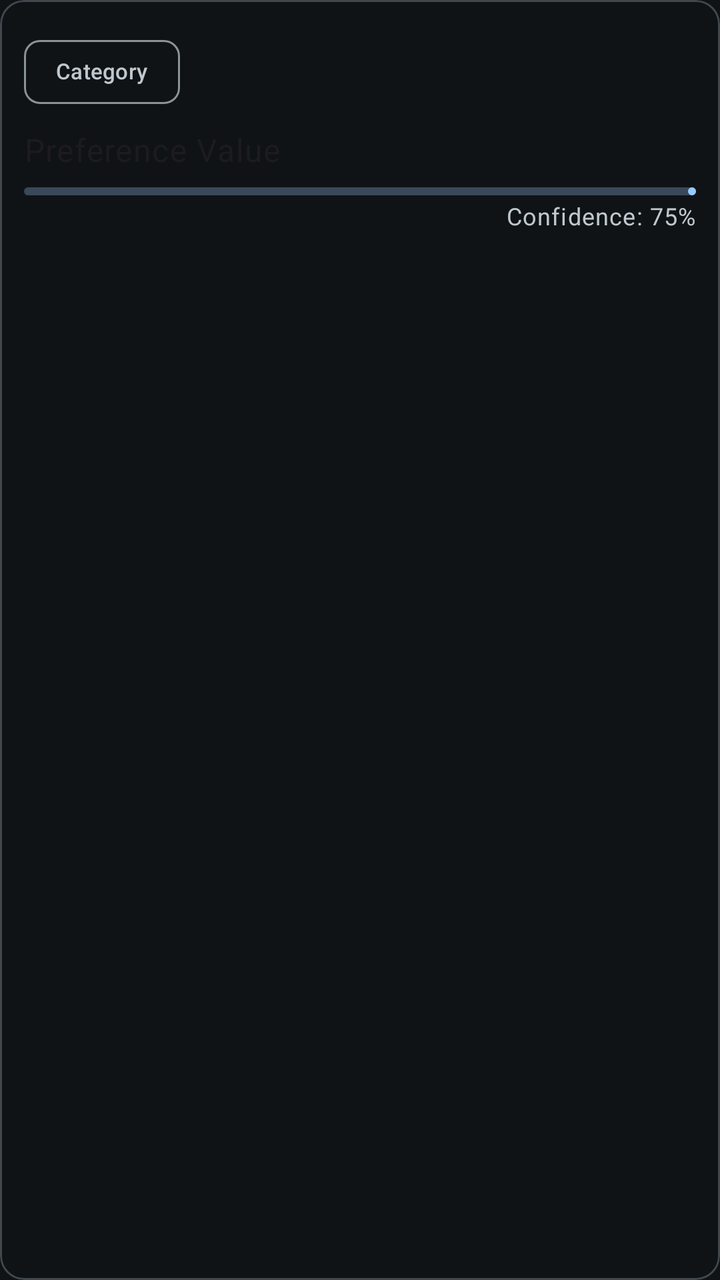
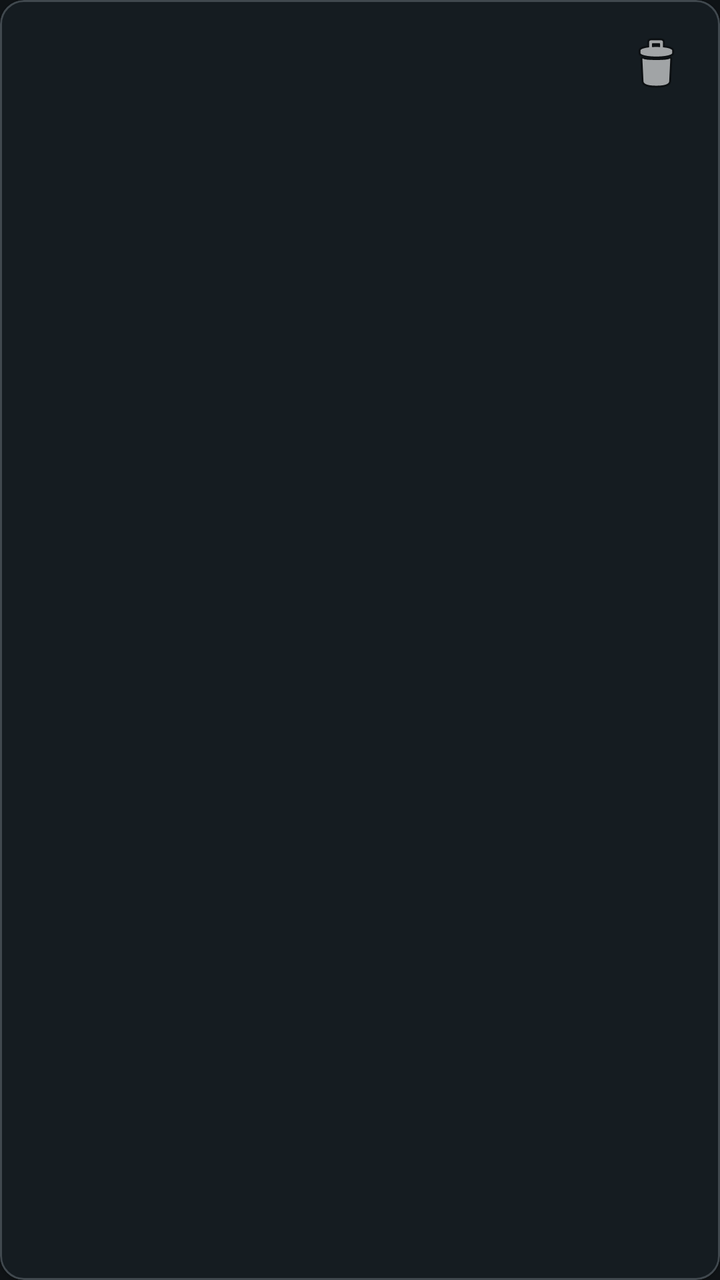

Compare the two renders of this Android layout. The source of the first and the diff that turns it into the second are given below.
<!-- AndroidManifest.xml: application theme Theme.RiverSong -->
<!-- res/layout/item_memory_preference.xml -->
<?xml version="1.0" encoding="utf-8"?>
<com.google.android.material.card.MaterialCardView
    xmlns:android="http://schemas.android.com/apk/res/android"
    xmlns:app="http://schemas.android.com/apk/res-auto"
    android:layout_width="match_parent"
    android:layout_height="wrap_content"
    android:layout_marginHorizontal="16dp"
    android:layout_marginVertical="6dp"
    app:cardElevation="0dp"
    app:strokeWidth="1dp"
    app:strokeColor="?attr/colorOutlineVariant">

    <LinearLayout
        android:layout_width="match_parent"
        android:layout_height="wrap_content"
        android:orientation="vertical"
        android:padding="12dp">

        <com.google.android.material.chip.Chip
            android:id="@+id/chipCategory"
            style="@style/Widget.Material3.Chip.Suggestion"
            android:layout_width="wrap_content"
            android:layout_height="wrap_content"
            android:text="Category"
            app:chipMinHeight="32dp"
            android:textSize="11sp" />

        <TextView
            android:id="@+id/textViewValue"
            android:layout_width="match_parent"
            android:layout_height="wrap_content"
            android:layout_marginTop="4dp"
            android:text="Preference Value"
            android:textAppearance="@style/TextAppearance.Material3.BodyLarge" />

        <com.google.android.material.progressindicator.LinearProgressIndicator
            android:id="@+id/progressConfidence"
            android:layout_width="match_parent"
            android:layout_height="wrap_content"
            android:layout_marginTop="8dp"
            app:trackThickness="4dp"
            app:trackCornerRadius="2dp"
            android:progress="75" />

        <TextView
            android:id="@+id/textViewConfidence"
            android:layout_width="wrap_content"
            android:layout_height="wrap_content"
            android:layout_gravity="end"
            android:layout_marginTop="2dp"
            android:text="Confidence: 75%"
            android:textAppearance="@style/TextAppearance.Material3.BodySmall"
            android:textColor="?attr/colorOnSurfaceVariant" />

    </LinearLayout>

</com.google.android.material.card.MaterialCardView>
<!-- resources referenced by this layout -->
<resources>
  <color name="rs_blue_primary">#96CBFF</color>
  <color name="rs_blue_on_primary">#003354</color>
  <color name="rs_blue_primary_container">#004A77</color>
  <color name="rs_blue_on_primary_container">#CAE6FF</color>
  <color name="rs_blue_secondary">#B6C9D9</color>
  <color name="rs_blue_on_secondary">#213242</color>
  <color name="rs_blue_secondary_container">#384959</color>
  <color name="rs_blue_on_secondary_container">#D2E5F5</color>
  <color name="rs_blue_tertiary">#D9BBFF</color>
  <color name="rs_blue_on_tertiary">#3E1F77</color>
  <color name="rs_blue_tertiary_container">#55368F</color>
  <color name="rs_blue_on_tertiary_container">#EEDCFF</color>
  <color name="rs_blue_error">#FFB4AB</color>
  <color name="rs_blue_on_error">#690005</color>
  <color name="rs_blue_error_container">#93000A</color>
  <color name="rs_blue_on_error_container">#FFDAD6</color>
  <color name="rs_blue_background">#0F1316</color>
  <color name="rs_blue_on_surface">#DEE4E9</color>
  <color name="rs_blue_surface">#0F1316</color>
  <color name="rs_blue_surface_variant">#1B2023</color>
  <color name="rs_blue_on_surface_variant">#BFC8CE</color>
  <color name="rs_blue_outline">#899398</color>
  <color name="rs_blue_outline_variant">#40484E</color>
  <color name="rs_blue_warn">#FFB86C</color>
  <style name="ShapeAppearance.RiverSong.XS" parent="">
          <item name="cornerSize">4dp</item>
      </style>
  <style name="ShapeAppearance.RiverSong.SM" parent="">
          <item name="cornerSize">8dp</item>
      </style>
  <style name="ShapeAppearance.RiverSong.MD" parent="">
          <item name="cornerSize">12dp</item>
      </style>
  <style name="ShapeAppearance.RiverSong.LG" parent="">
          <item name="cornerSize">16dp</item>
      </style>
  <style name="ShapeAppearance.RiverSong.XL" parent="">
          <item name="cornerSize">20dp</item>
      </style>
  <!-- unchanged entries left out for length: 1 -->
</resources>

<!-- the commit's change to res/layout/item_memory_preference.xml (unified diff, before → after) -->
@@ -1,57 +1,67 @@
 <?xml version="1.0" encoding="utf-8"?>
-<com.google.android.material.card.MaterialCardView
-    xmlns:android="http://schemas.android.com/apk/res/android"
+<com.google.android.material.card.MaterialCardView xmlns:android="http://schemas.android.com/apk/res/android"
     xmlns:app="http://schemas.android.com/apk/res-auto"
     android:layout_width="match_parent"
     android:layout_height="wrap_content"
     android:layout_marginHorizontal="16dp"
-    android:layout_marginVertical="6dp"
-    app:cardElevation="0dp"
-    app:strokeWidth="1dp"
-    app:strokeColor="?attr/colorOutlineVariant">
+    android:layout_marginVertical="4dp"
+    app:cardCornerRadius="12dp"
+    app:cardElevation="1dp">
 
     <LinearLayout
         android:layout_width="match_parent"
         android:layout_height="wrap_content"
         android:orientation="vertical"
-        android:padding="12dp">
+        android:padding="16dp">
 
-        <com.google.android.material.chip.Chip
-            android:id="@+id/chipCategory"
-            style="@style/Widget.Material3.Chip.Suggestion"
-            android:layout_width="wrap_content"
+        <LinearLayout
+            android:layout_width="match_parent"
             android:layout_height="wrap_content"
-            android:text="Category"
-            app:chipMinHeight="32dp"
-            android:textSize="11sp" />
+            android:orientation="horizontal"
+            android:gravity="center_vertical">
+
+            <TextView
+                android:id="@+id/textViewPrefCategory"
+                android:layout_width="0dp"
+                android:layout_height="wrap_content"
+                android:layout_weight="1"
+                android:textStyle="bold"
+                android:textSize="14sp"
+                android:textColor="?attr/colorPrimary" />
+
+            <TextView
+                android:id="@+id/textViewPrefConfidence"
+                android:layout_width="wrap_content"
+                android:layout_height="wrap_content"
+                android:textSize="11sp"
+                android:textColor="?attr/colorOnSurfaceVariant" />
+
+            <ImageButton
+                android:id="@+id/buttonDeletePref"
+                android:layout_width="32dp"
+                android:layout_height="32dp"
+                android:layout_marginStart="8dp"
+                android:background="?attr/selectableItemBackgroundBorderless"
+                android:src="@android:drawable/ic_menu_delete" />
+
+        </LinearLayout>
 
         <TextView
-            android:id="@+id/textViewValue"
+            android:id="@+id/textViewPrefValue"
             android:layout_width="match_parent"
             android:layout_height="wrap_content"
             android:layout_marginTop="4dp"
-            android:text="Preference Value"
-            android:textAppearance="@style/TextAppearance.Material3.BodyLarge" />
+            android:textSize="13sp"
+            android:textColor="?attr/colorOnSurface" />
 
-        <com.google.android.material.progressindicator.LinearProgressIndicator
-            android:id="@+id/progressConfidence"
+        <TextView
+            android:id="@+id/textViewPrefDate"
             android:layout_width="match_parent"
             android:layout_height="wrap_content"
             android:layout_marginTop="8dp"
-            app:trackThickness="4dp"
-            app:trackCornerRadius="2dp"
-            android:progress="75" />
-
-        <TextView
-            android:id="@+id/textViewConfidence"
-            android:layout_width="wrap_content"
-            android:layout_height="wrap_content"
-            android:layout_gravity="end"
-            android:layout_marginTop="2dp"
-            android:text="Confidence: 75%"
-            android:textAppearance="@style/TextAppearance.Material3.BodySmall"
+            android:gravity="end"
+            android:textSize="11sp"
             android:textColor="?attr/colorOnSurfaceVariant" />
 
     </LinearLayout>
-
 </com.google.android.material.card.MaterialCardView>
